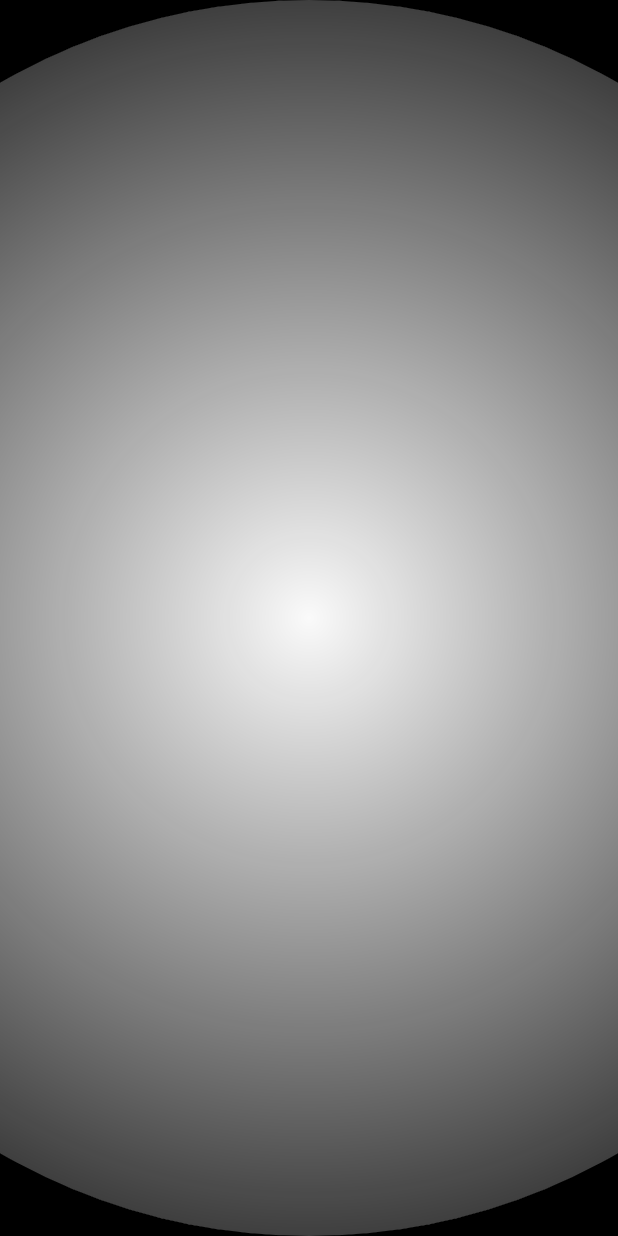
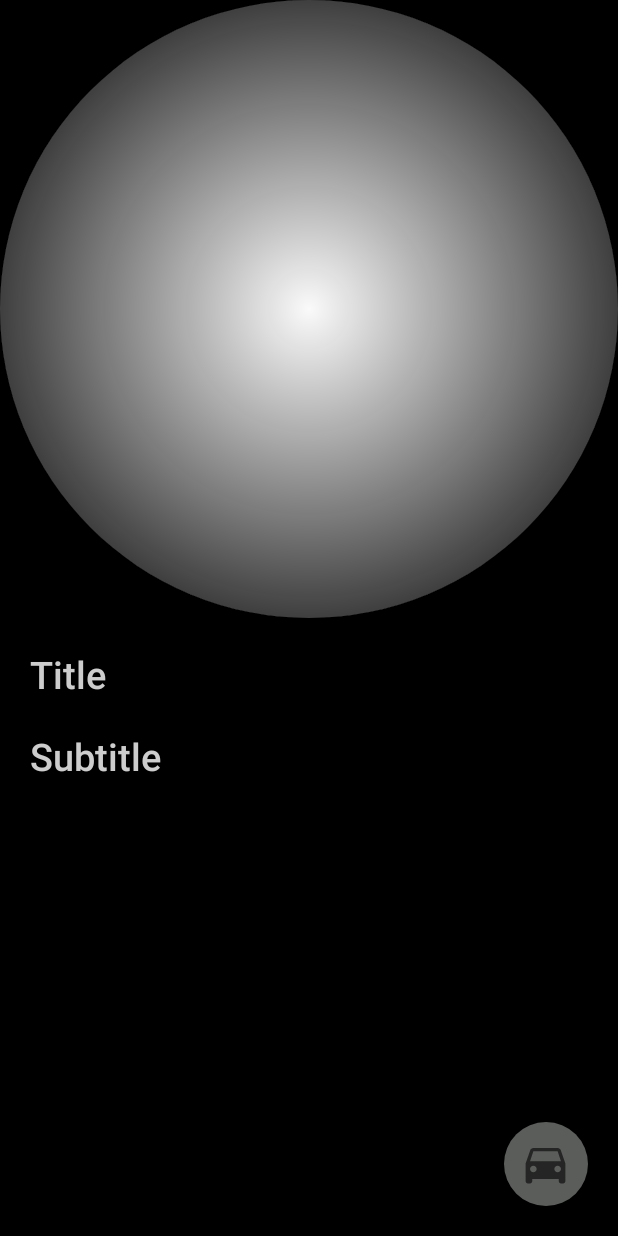
Before and after one commit to Darxie/Actualspeed, an Android app: the layout fragment_search_result.xml on its own in the app's theme, with its tools: preview values and no code run, on a phone screen of 412 x 824 dp. Run offline under Robolectric (Android 15) with nearby library versions, the phone set to English and light mode, and no system bars.

Commit message:
feature(Android): Navigate to search result

```diff
--- a/app/src/main/java/cz/feldis/actualspeed/ktx/navigation/NavigationManagerKtx.kt
+++ b/app/src/main/java/cz/feldis/actualspeed/ktx/navigation/NavigationManagerKtx.kt
@@ -2,6 +2,7 @@ package cz.feldis.actualspeed.ktx.navigation
 
 import com.sygic.sdk.navigation.*
 import com.sygic.sdk.navigation.routeeventnotifications.SpeedLimitInfo
+import com.sygic.sdk.route.Route
 import cz.feldis.actualspeed.ktx.SdkManagerKtx
 import kotlinx.coroutines.channels.awaitClose
 import kotlinx.coroutines.flow.Flow
@@ -48,4 +49,7 @@ class NavigationManagerKtx :
             manager.getCurrentStreetDetail(listener)
         }
     }
+
+    suspend fun setRouteForNavigation(route: Route) = manager().setRouteForNavigation(route)
+    suspend fun getCurrentRoute(): Route? = manager().currentRoute
 }
--- a/app/src/main/java/cz/feldis/actualspeed/search/SearchFragment.kt
+++ b/app/src/main/java/cz/feldis/actualspeed/search/SearchFragment.kt
@@ -5,7 +5,7 @@ import android.view.LayoutInflater
 import android.view.View
 import android.view.ViewGroup
 import androidx.fragment.app.Fragment
-import androidx.fragment.app.activityViewModels
+import androidx.fragment.app.viewModels
 import androidx.navigation.fragment.findNavController
 import androidx.recyclerview.widget.LinearLayoutManager
 import cz.feldis.actualspeed.R
@@ -14,7 +14,7 @@ import cz.feldis.actualspeed.databinding.FragmentSearchBinding
 class SearchFragment : Fragment() {
 
     private lateinit var binding: FragmentSearchBinding
-    private val viewModel: SearchFragmentViewModel by activityViewModels()
+    private val viewModel: SearchFragmentViewModel by viewModels()
 
     override fun onCreateView(
         inflater: LayoutInflater, container: ViewGroup?,
--- /dev/null
+++ b/app/src/main/res/drawable/ic_directions_car_24.xml
@@ -0,0 +1,10 @@
+<vector xmlns:android="http://schemas.android.com/apk/res/android"
+    android:width="24dp"
+    android:height="24dp"
+    android:viewportWidth="24"
+    android:viewportHeight="24"
+    android:tint="?attr/colorControlNormal">
+  <path
+      android:fillColor="@android:color/white"
+      android:pathData="M18.92,6.01C18.72,5.42 18.16,5 17.5,5h-11c-0.66,0 -1.21,0.42 -1.42,1.01L3,12v8c0,0.55 0.45,1 1,1h1c0.55,0 1,-0.45 1,-1v-1h12v1c0,0.55 0.45,1 1,1h1c0.55,0 1,-0.45 1,-1v-8l-2.08,-5.99zM6.5,16c-0.83,0 -1.5,-0.67 -1.5,-1.5S5.67,13 6.5,13s1.5,0.67 1.5,1.5S7.33,16 6.5,16zM17.5,16c-0.83,0 -1.5,-0.67 -1.5,-1.5s0.67,-1.5 1.5,-1.5 1.5,0.67 1.5,1.5 -0.67,1.5 -1.5,1.5zM5,11l1.5,-4.5h11L19,11L5,11z"/>
+</vector>
--- a/app/src/main/res/layout/fragment_search_result.xml
+++ b/app/src/main/res/layout/fragment_search_result.xml
@@ -10,7 +10,7 @@
         android:id="@+id/mapFrameLayout"
         android:layout_width="match_parent"
         android:layout_height="0dp"
-        app:layout_constraintBottom_toBottomOf="parent"
+        app:layout_constraintBottom_toTopOf="@id/searchResultBottomSheet"
         app:layout_constraintTop_toTopOf="parent" >
 
         <cz.feldis.actualspeed.view.FocusView
@@ -19,4 +19,53 @@
 
     </FrameLayout>
 
+    <androidx.constraintlayout.widget.ConstraintLayout
+        android:id="@+id/searchResultBottomSheet"
+        android:layout_width="match_parent"
+        android:layout_height="0dp"
+        app:layout_constraintBottom_toBottomOf="parent"
+        app:layout_constraintTop_toBottomOf="@id/mapFrameLayout"
+        android:background="@color/colorBlack">
+
+        <TextView
+            android:id="@+id/resultTitle"
+            android:layout_width="match_parent"
+            android:layout_height="0dp"
+            android:layout_margin="20dp"
+            android:fontFamily="sans-serif-medium"
+            android:textColor="#CDCDCD"
+            android:textSize="25sp"
+            app:layout_constraintTop_toTopOf="parent"
+            app:layout_constraintStart_toStartOf="parent"
+            tools:text="Title"/>
+
+        <TextView
+            android:id="@+id/resultSubtitle"
+            android:layout_width="match_parent"
+            android:layout_height="0dp"
+            android:layout_margin="20dp"
+            android:fontFamily="sans-serif-medium"
+            android:textColor="#CDCDCD"
+            android:textSize="25sp"
+            app:layout_constraintTop_toBottomOf="@id/resultTitle"
+            app:layout_constraintStart_toStartOf="parent"
+            tools:text="Subtitle"/>
+
+        <com.google.android.material.floatingactionbutton.FloatingActionButton
+            android:id="@+id/fabNavigation"
+            android:layout_width="wrap_content"
+            android:layout_height="wrap_content"
+            android:layout_margin="20dp"
+            app:fabSize="normal"
+            app:borderWidth="0dp"
+            android:backgroundTint="#ff5a5d5a"
+            app:maxImageSize="35dp"
+            android:contentDescription="@string/fab_navigation"
+            app:layout_constraintBottom_toBottomOf="parent"
+            app:layout_constraintEnd_toEndOf="parent"
+            android:src="@drawable/ic_directions_car_24"
+            tools:src="@drawable/ic_directions_car_24"/>
+
+    </androidx.constraintlayout.widget.ConstraintLayout>
+
 </androidx.constraintlayout.widget.ConstraintLayout>
--- a/app/src/main/res/values/colors.xml
+++ b/app/src/main/res/values/colors.xml
@@ -3,4 +3,5 @@
     <color name="colorPrimary">#6200EE</color>
     <color name="colorPrimaryDark">#3700B3</color>
     <color name="colorAccent">#03DAC5</color>
+    <color name="colorBlack">#000000</color>
 </resources>
--- a/app/src/main/res/values/strings.xml
+++ b/app/src/main/res/values/strings.xml
@@ -8,8 +8,8 @@
     <string name="current_street">%s \n %s</string>
     <string name="next_junction">Next junction in %dm</string>
     <string name="fab_search">FAB Search</string>
+    <string name="fab_simulation">FAB Simulation</string>
+    <string name="fab_navigation">FAB Navigation</string>
     <string name="tap_to_search">Tap to search</string>
     <string name="search_hint">What do you want to search?</string>
-    <!-- TODO: Remove or change this placeholder text -->
-    <string name="hello_blank_fragment">Hello blank fragment</string>
 </resources>
```
Also changed, not shown: app/src/main/java/cz/feldis/actualspeed/drive/DriveFragment.kt (renamed from app/src/main/java/cz/feldis/actualspeed/freedrive/FreeDriveFragment.kt, +28 -8 lines), app/src/main/java/cz/feldis/actualspeed/drive/DriveFragmentViewModel.kt (renamed from app/src/main/java/cz/feldis/actualspeed/freedrive/FreeDriveFragmentViewModel.kt, +45 -4 lines), app/src/main/java/cz/feldis/actualspeed/drive/DriveMapDataModel.kt (added, +24 -0 lines), app/src/main/java/cz/feldis/actualspeed/ktx/routing/RouteSimulatorKtx.kt (added, +29 -0 lines), app/src/main/java/cz/feldis/actualspeed/ktx/routing/RouterKtx.kt (added, +26 -0 lines), app/src/main/java/cz/feldis/actualspeed/navigation/NavigationFragment.kt (deleted, +0 -22 lines), app/src/main/java/cz/feldis/actualspeed/search/SearchResultFragment.kt (+18 -4 lines), app/src/main/java/cz/feldis/actualspeed/search/SearchResultFragmentViewModel.kt (+25 -2 lines), app/src/main/java/cz/feldis/actualspeed/utils/RouteComputeListenerWrapper.kt (added, +11 -0 lines), app/src/main/res/drawable/ic_play_arrow_24.xml (added, +10 -0 lines), app/src/main/res/layout/fragment_drive.xml (renamed from app/src/main/res/layout/fragment_free_drive.xml, +17 -1 lines), app/src/main/res/layout/fragment_navigation.xml (deleted, +0 -8 lines), app/src/main/res/navigation/navigation_graph.xml (+10 -17 lines).
